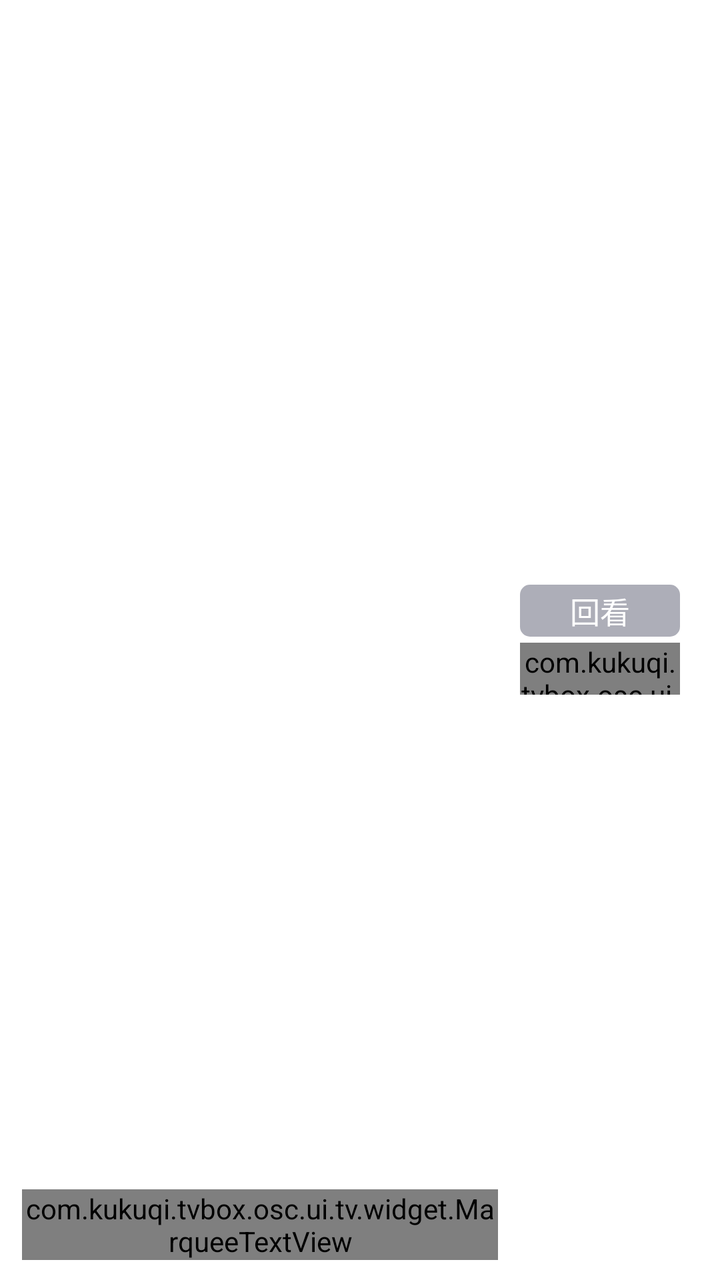
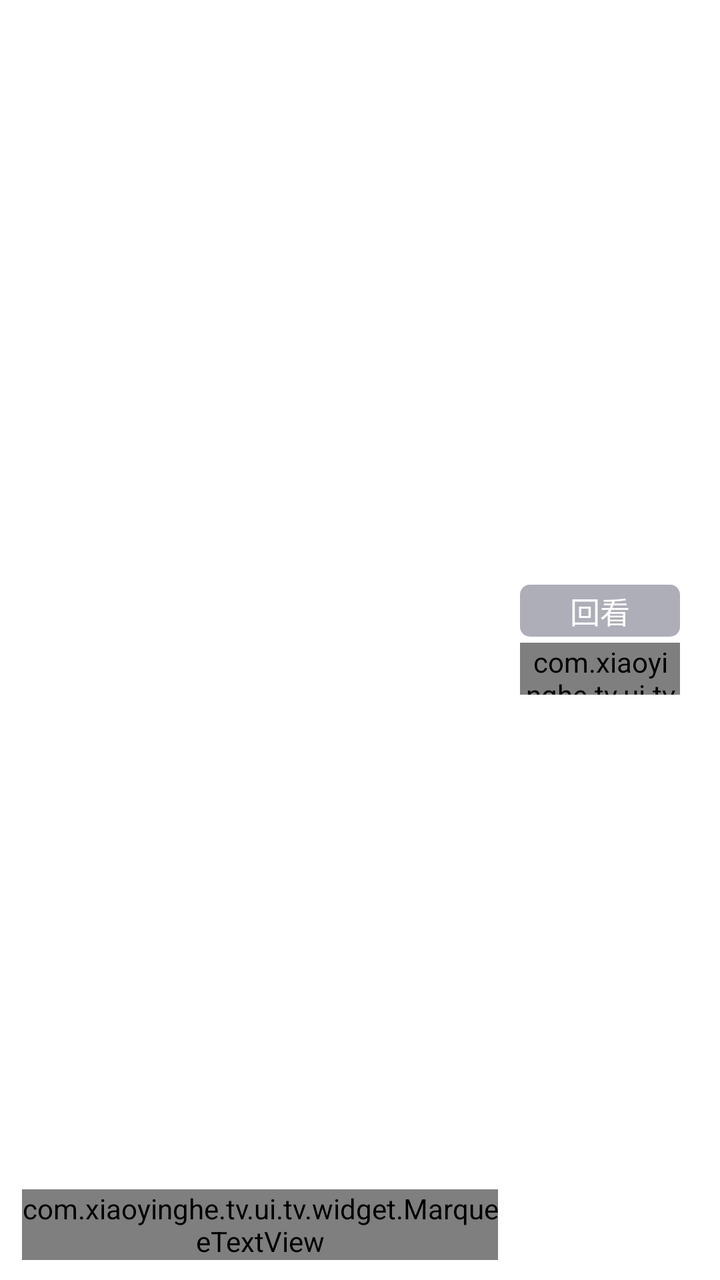

Compare the two renders of this Android layout. The source of the first and the diff that turns it into the second are given below.
<!-- AndroidManifest.xml: application theme AppTheme -->
<!-- res/layout/epglist_item.xml -->
<?xml version="1.0" encoding="utf-8"?>
<LinearLayout xmlns:android="http://schemas.android.com/apk/res/android"
xmlns:app="http://schemas.android.com/apk/res-auto"
android:orientation="horizontal"
android:gravity="bottom"
android:id="@+id/cl_epg"
android:background="@drawable/shape_live_focus"
android:focusable="true"
android:padding="@dimen/dp_5"
android:focusableInTouchMode="false"
android:layout_width="match_parent"
android:layout_height="wrap_content">

<LinearLayout
    android:id="@+id/touch"
    android:orientation="vertical"
    android:layout_width="match_parent"
    android:paddingLeft="6dp"
    android:paddingRight="6dp"
    android:paddingBottom="5dp"
    android:paddingTop="5dp"
    android:layout_height="wrap_content"
    android:layout_weight="1">

    <TextView
        android:textSize="@dimen/dp_15"
        android:id="@+id/tv_epg_time"
        android:layout_width="match_parent"
        android:layout_height="wrap_content"
        />
		
    <com.kukuqi.tvbox.osc.ui.tv.widget.MarqueeTextView
        android:textSize="@dimen/ts_16"
        android:ellipsize="marquee"
        android:singleLine="true"
        android:marqueeRepeatLimit="marquee_forever"
        android:gravity="center|left"
        android:id="@+id/tv_epg_name"

        android:clickable="true"
        android:layout_width="match_parent"
        android:layout_height="wrap_content"/>
		
</LinearLayout>

    <LinearLayout
        android:layout_width="@dimen/dp_100"
        android:layout_height="wrap_content"
        android:layout_gravity="center_vertical"
        android:orientation="vertical"
        android:paddingLeft="@dimen/dp_5"
        android:paddingRight="@dimen/dp_5">

        <TextView
            android:id="@+id/shiyi"
            android:layout_width="@dimen/dp_80"
            android:layout_height="@dimen/ts_26"
            android:background="@drawable/shape_setting_model_focus"
            android:gravity="center"
            android:text="回看"
            android:textColor="@color/color_FFFFFF"
            android:textSize="@dimen/dp_15" />

        <com.kukuqi.tvbox.osc.ui.tv.widget.AudioWaveView
            android:id="@+id/wqddg_AudioWaveView"
            android:layout_width="@dimen/dp_80"
            android:layout_height="@dimen/ts_26"
            android:layout_marginTop="3dp"
            android:layout_marginRight="0px" />
    </LinearLayout>

</LinearLayout>
<!-- resources referenced by this layout -->
<resources>
  <color name="color_FFFFFF">#ffffffff</color>
  <dimen name="dp_100">100dp</dimen>
  <dimen name="dp_15">15dp</dimen>
  <dimen name="dp_5">5dp</dimen>
  <dimen name="dp_80">80dp</dimen>
  <dimen name="ts_16">16dp</dimen>
  <dimen name="ts_26">26dp</dimen>
  <!-- drawable shape_live_focus (drawable) -->
  <?xml version="1.0" encoding="utf-8"?>
  <selector xmlns:android="http://schemas.android.com/apk/res/android">
      <item android:state_focused="true">
          <shape>
              <solid android:color="@color/color_1890FF" />
          </shape>
      </item>
      <item android:state_focused="false">
          <shape>
              <solid android:color="@android:color/transparent" />
          </shape>
      </item>
  </selector>
  <!-- drawable shape_setting_model_focus (drawable) -->
  <?xml version="1.0" encoding="utf-8"?>
  <selector xmlns:android="http://schemas.android.com/apk/res/android">
      <item android:state_focused="true">
          <shape>
              <corners android:radius="@dimen/dp_5" />
              <solid android:color="@color/color_6632364E" />
              <stroke android:width="@dimen/dp_2" android:color="@android:color/white" />
          </shape>
      </item>
      <item android:state_focused="false">
          <shape>
              <corners android:radius="@dimen/dp_5" />
              <solid android:color="@color/color_6632364E" />
          </shape>
      </item>
  </selector>
  <style name="AppTheme" parent="Theme.MaterialComponents.DayNight.NoActionBar">
          
          <item name="colorPrimary">@color/colorPrimary</item>
          
          <item name="colorAccent">@color/colorAccent</item>
          
          <item name="android:windowBackground">@color/windowBackground</item>
      </style>
  <color name="color_1890FF">#1890FF</color>
  <color name="color_6632364E">#6632364E</color>
  <dimen name="dp_2">2dp</dimen>
  <color name="colorPrimary">#567df4</color>
  <color name="colorAccent">#3e4fb1</color>
  <color name="windowBackground">#fff</color>
</resources>

<!-- the commit's change to res/layout/epglist_item.xml (unified diff, before → after) -->
@@ -29,7 +29,7 @@ android:layout_height="wrap_content">
         android:layout_height="wrap_content"
         />
 		
-    <com.kukuqi.tvbox.osc.ui.tv.widget.MarqueeTextView
+    <com.xiaoyinghe.tv.ui.tv.widget.MarqueeTextView
         android:textSize="@dimen/ts_16"
         android:ellipsize="marquee"
         android:singleLine="true"
@@ -61,7 +61,7 @@ android:layout_height="wrap_content">
             android:textColor="@color/color_FFFFFF"
             android:textSize="@dimen/dp_15" />
 
-        <com.kukuqi.tvbox.osc.ui.tv.widget.AudioWaveView
+        <com.xiaoyinghe.tv.ui.tv.widget.AudioWaveView
             android:id="@+id/wqddg_AudioWaveView"
             android:layout_width="@dimen/dp_80"
             android:layout_height="@dimen/ts_26"
